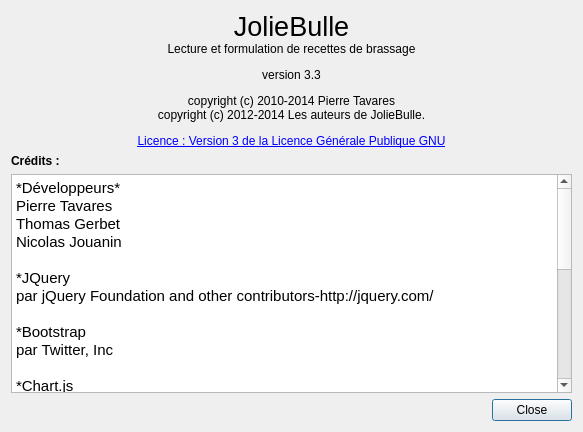
The window that joliebulle/about.ui (314r/joliebulle) describes before a commit, drawn with Qt 5.
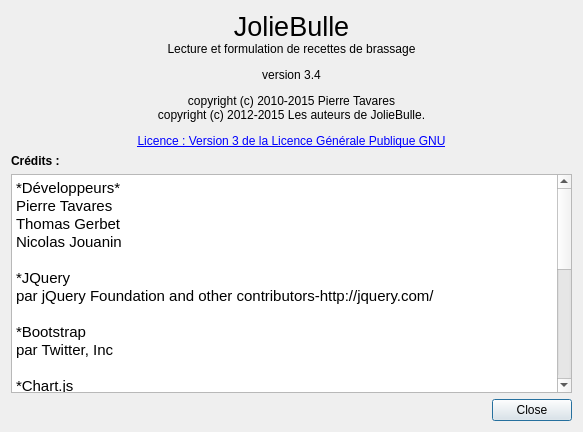
The same window after the commit.

Commit message: maj num version

What changed in the file:
```diff
--- a/joliebulle/about.ui
+++ b/joliebulle/about.ui
@@ -17,7 +17,7 @@
    <item row="0" column="0">
     <widget class="QLabel" name="label">
      <property name="text">
-      <string>&lt;html&gt;&lt;head/&gt;&lt;body&gt;&lt;p align=&quot;center&quot;&gt;&lt;span style=&quot; font-size:20pt;&quot;&gt;JolieBulle&lt;/span&gt;&lt;br/&gt;Lecture et formulation de recettes de brassage&lt;/p&gt;&lt;p align=&quot;center&quot;&gt;version 3.3&lt;/p&gt;&lt;p align=&quot;center&quot;&gt;&lt;span style=&quot; font-size:9pt;&quot;&gt;copyright (c) 2010-2014 Pierre Tavares&lt;br/&gt;copyright (c) 2012-2014 Les auteurs de JolieBulle.&lt;/span&gt;&lt;/p&gt;&lt;p align=&quot;center&quot;&gt;&lt;a href=&quot;http://www.gnu.org/licenses/gpl-3.0.html&quot;&gt;&lt;span style=&quot; font-size:9pt; text-decoration: underline; color:#0000ff;&quot;&gt;Licence : Version 3 de la Licence Générale Publique GNU&lt;/span&gt;&lt;/a&gt;&lt;/p&gt;&lt;/body&gt;&lt;/html&gt;</string>
+      <string>&lt;html&gt;&lt;head/&gt;&lt;body&gt;&lt;p align=&quot;center&quot;&gt;&lt;span style=&quot; font-size:20pt;&quot;&gt;JolieBulle&lt;/span&gt;&lt;br/&gt;Lecture et formulation de recettes de brassage&lt;/p&gt;&lt;p align=&quot;center&quot;&gt;version 3.4&lt;/p&gt;&lt;p align=&quot;center&quot;&gt;&lt;span style=&quot; font-size:9pt;&quot;&gt;copyright (c) 2010-2015 Pierre Tavares&lt;br/&gt;copyright (c) 2012-2015 Les auteurs de JolieBulle.&lt;/span&gt;&lt;/p&gt;&lt;p align=&quot;center&quot;&gt;&lt;a href=&quot;http://www.gnu.org/licenses/gpl-3.0.html&quot;&gt;&lt;span style=&quot; font-size:9pt; text-decoration: underline; color:#0000ff;&quot;&gt;Licence : Version 3 de la Licence Générale Publique GNU&lt;/span&gt;&lt;/a&gt;&lt;/p&gt;&lt;/body&gt;&lt;/html&gt;</string>
      </property>
     </widget>
    </item>
```
The commit also changes 37 other files.
